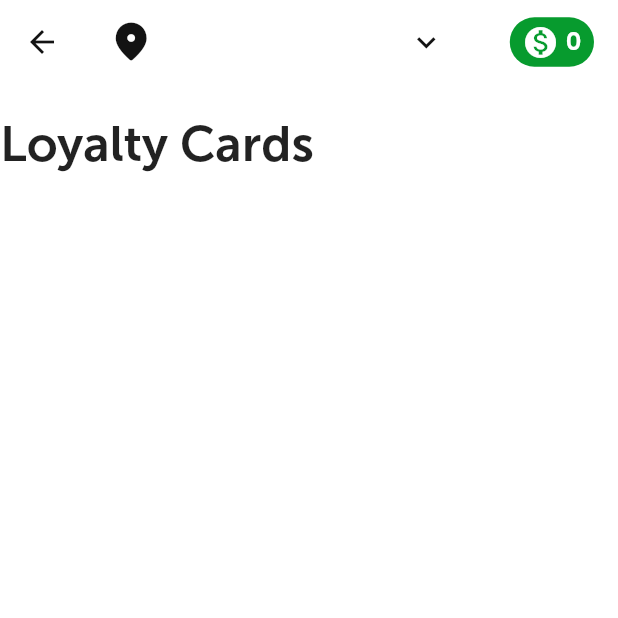
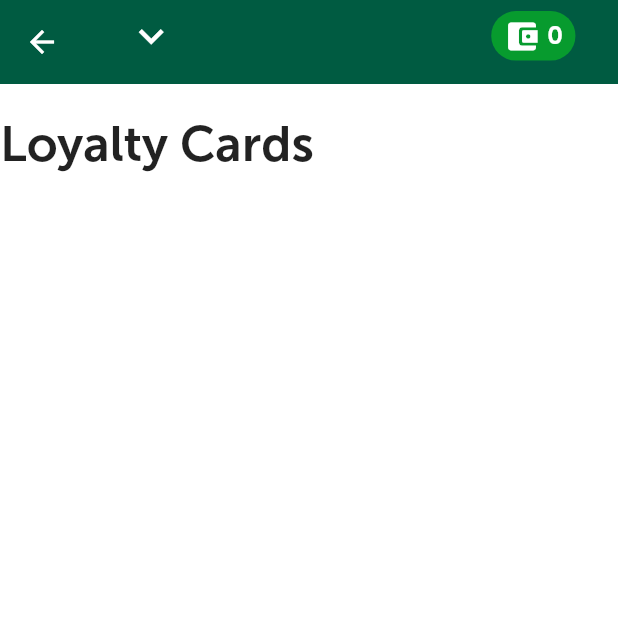
Before and after one commit to Manav5606/rpt, a Flutter app: the LoyaltyCardScreen screen opened by its route, on a phone screen of 412 x 824 dp, the top half of it. Run offline on Flutter 3.47's test engine with Material 2 defaults, Android fonts, the phone set to English and light mode, and no system bars; our stand-ins replace awesome_dialog, badges, bubble, buttons_tabbar, cached_network_image, camera and 38 more; missing offline and left inert: flutter_share_me, freshchat_sdk, geocode, google_place, razorpay_flutter, stream_chat and 1 more; accounts and stored records are empty; network calls fail; statements that could not run were skipped.

Commit message:
appbar update ,homeoage, scan , refund

```diff
--- a/lib/screens/scanReceipt/scan_recipet_search.dart
+++ b/lib/screens/scanReceipt/scan_recipet_search.dart
@@ -14,6 +14,7 @@ import 'package:customer_app/screens/wallet/controller/paymentController.dart';
 import 'package:customer_app/widgets/backButton.dart';
 import 'package:customer_app/widgets/homescreen_appbar.dart';
 import 'package:customer_app/widgets/permission_raw.dart';
+import 'package:flutter/services.dart';
 import 'package:get/get.dart';
 import 'package:google_maps_flutter/google_maps_flutter.dart';
 import 'package:sizer/sizer.dart';
@@ -49,7 +50,14 @@ class _ScanRecipetSearchState extends State<ScanRecipetSearch> {
     return SafeArea(
       child: Scaffold(
         appBar: AppBar(
+          systemOverlayStyle: SystemUiOverlayStyle(
+              statusBarColor: Color(0xff005b41),
+              statusBarIconBrightness: Brightness.light),
+          iconTheme: IconThemeData(
+            color: AppConst.white,
+          ),
           elevation: 0,
+          backgroundColor: Color(0xff005b41),
           title: Obx(
             () => HomeAppBar(
               onTap: () async {
--- a/lib/screens/wallet/loyaltycardscreen.dart
+++ b/lib/screens/wallet/loyaltycardscreen.dart
@@ -1,4 +1,5 @@
 import 'package:customer_app/app/controller/account_controller.dart';
+import 'package:customer_app/constants/app_const.dart';
 import 'package:customer_app/routes/app_list.dart';
 import 'package:flutter/material.dart';
 import 'package:customer_app/app/constants/app_constants.dart';
@@ -14,6 +15,7 @@ import 'package:customer_app/theme/styles.dart';
 import 'package:customer_app/widgets/backButton.dart';
 import 'package:customer_app/widgets/homescreen_appbar.dart';
 import 'package:customer_app/widgets/permission_raw.dart';
+import 'package:flutter/services.dart';
 import 'package:get/get.dart';
 import 'package:google_maps_flutter/google_maps_flutter.dart';
 
@@ -46,6 +48,13 @@ class _LoyaltyCardScreenState extends State<LoyaltyCardScreen> {
   Widget build(BuildContext context) {
     return Scaffold(
       appBar: AppBar(
+        backgroundColor: Color(0xff005b41),
+        systemOverlayStyle: SystemUiOverlayStyle(
+            statusBarColor: Color(0xff005b41),
+            statusBarIconBrightness: Brightness.light),
+        iconTheme: IconThemeData(
+          color: AppConst.white,
+        ),
         elevation: 0,
         title: Obx(
           () => HomeAppBar(
--- a/lib/widgets/homescreen_appbar.dart
+++ b/lib/widgets/homescreen_appbar.dart
@@ -25,16 +25,30 @@ class HomeAppBar extends StatelessWidget {
 
   @override
   Widget build(BuildContext context) {
-    return GestureDetector(
+    return Container(
+      padding: EdgeInsets.only(left: 2.w, top: 1.h, bottom: 2.h, right: 1.5.h),
+      color: Color(0xff005b41),
+      child: GestureDetector(
         onTap: onTap,
         child: Row(
           crossAxisAlignment: CrossAxisAlignment.center,
           mainAxisAlignment: MainAxisAlignment.start,
           children: [
-          Icon(
-            Icons.location_on_rounded,
-            color: AppConst.black,
-            size: SizeUtils.horizontalBlockSize * 7.5,
+            // Icon(
+            //   Icons.location_on_rounded,
+            //   color: AppConst.black,
+            //   size: SizeUtils.horizontalBlockSize * 7.5,
+            // ),
+            Container(
+              height: 4.h,
+              width: 10.w,
+              child: FittedBox(
+                child: Icon(
+                  Icons.keyboard_arrow_down_outlined,
+                  size: 3.h,
+                  color: AppConst.white,
+                ),
+              ),
             ),
             SizedBox(
               width: 1.w,
@@ -42,16 +56,17 @@ class HomeAppBar extends StatelessWidget {
             Row(
               children: [
                 Container(
-                width: 40.w,
+                  width: isHomeScreen ? 65.w : 40.w,
                   child: Text(
                     address,
                     // maxLines: 1,
                     overflow: TextOverflow.ellipsis,
                     style: TextStyle(
                         fontSize: SizeUtils.horizontalBlockSize * 4,
-                      fontWeight: FontWeight.w500,
-                      fontFamily: 'MuseoSans-500.otf',
-                      color: AppConst.black,
+                        fontFamily: 'MuseoSans',
+                        fontWeight: FontWeight.w700,
+                        fontStyle: FontStyle.normal,
+                        color: AppConst.white,
                         letterSpacing: 0.4),
 
                     // AppStyles.ADDRESS_STYLE,
@@ -60,10 +75,10 @@ class HomeAppBar extends StatelessWidget {
                 // SizedBox(
                 //   width: 1.w,
                 // ),
-              Icon(
-                Icons.keyboard_arrow_down_outlined,
-                size: 6.w,
-              ),
+                // Icon(
+                //   Icons.keyboard_arrow_down_outlined,
+                //   size: 6.w,
+                // ),
               ],
             ),
             Spacer(),
@@ -85,7 +100,7 @@ class HomeAppBar extends StatelessWidget {
                   child: Row(
                     children: [
                       Icon(
-                      Icons.monetization_on,
+                        Icons.account_balance_wallet_rounded,
                         color: AppConst.white,
                         size: 3.h,
                       ),
@@ -134,6 +149,7 @@ class HomeAppBar extends StatelessWidget {
             //   )
           ],
         ),
+      ),
     );
   }
 }
```
Lines whose indentation alone changed are shown as unchanged.
